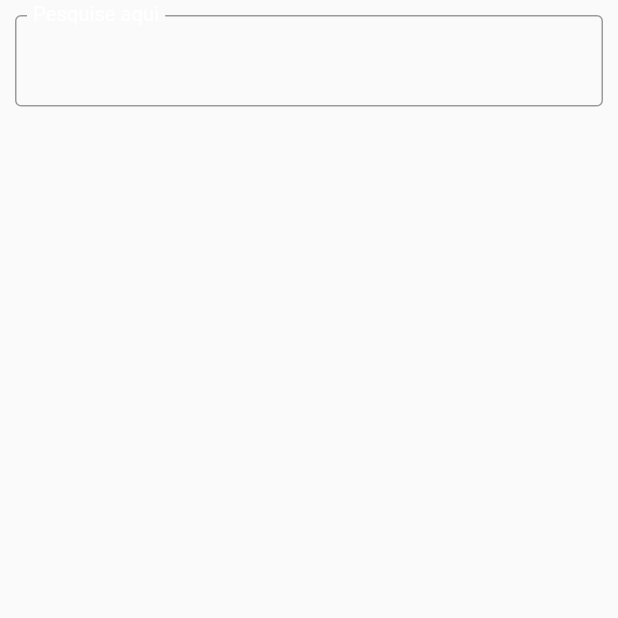
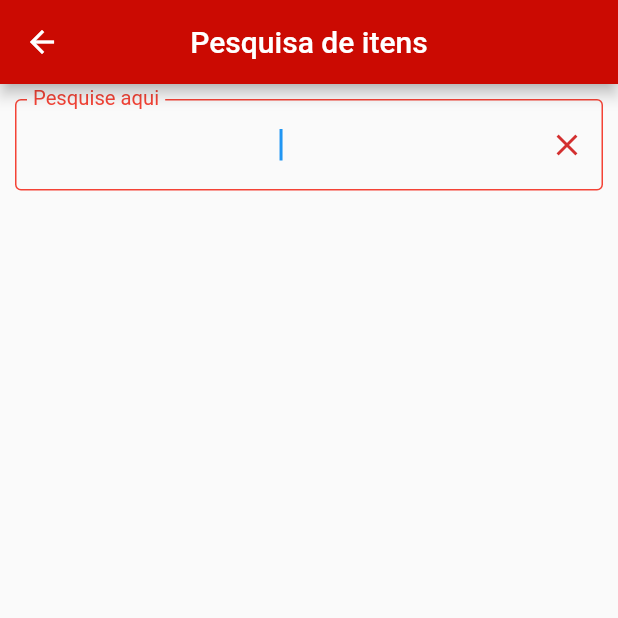
Before and after one commit to guedes-vinicius/Crud_MySql, a Flutter app: the Find screen opened directly, on a phone screen of 412 x 824 dp, the top half of it. Run offline on Flutter 3.47's test engine with Material 2 defaults, Android fonts, the phone set to English and light mode, and no system bars; our stand-ins replace get; missing offline and left inert: flutter_barcode_scanner, sortedmap.

Commit message:
Tela Pesquisar

```diff
--- a/lib/main.dart
+++ b/lib/main.dart
@@ -8,10 +8,10 @@ void main() {
 class MyApp extends StatelessWidget {
   @override
   Widget build(BuildContext context) {
+    Get.config(defaultTransition: Transition.cupertino);
     return GetMaterialApp(
       getPages: [
-        GetPage(name: '/', page: () => HomePage()),
-        //GetPage(name: '/formulario', page: () => HomePage())
+        GetPage(name: '/', page: () => HomePage())
       ],
     );
   }
--- a/lib/widgets/home_widgets.dart
+++ b/lib/widgets/home_widgets.dart
@@ -2,31 +2,47 @@ import 'package:contador_estoque/components/prod_tile.dart';
 import 'package:flutter/material.dart';
 import 'package:contador_estoque/data/list_itens.dart';
 import 'package:contador_estoque/body/body_home.dart';
+import 'package:get/get.dart';
 
-class Find extends StatelessWidget{
+class Find extends StatelessWidget {
+  final TextEditingController controller = TextEditingController();
   @override
-  Widget build(BuildContext context){
+  Widget build(BuildContext context) {
     final lista = {...ListItens};
     return Scaffold(
-      body: Column(children: <Widget>[
-        Padding(padding: EdgeInsets.all(10.0),
+      appBar: AppBar(
+        title: Text('Pesquisa de itens'),
+        centerTitle: true,
+        backgroundColor: Color(0xFFCB0A02),
+      ),
+      body: Column(
+        children: <Widget>[
+          Padding(
+            padding: EdgeInsets.all(10.0),
             child: TextField(
+              controller: controller,
               decoration: InputDecoration(
+                focusedBorder: OutlineInputBorder(
+                    borderSide: BorderSide(color: Colors.red)),
                 floatingLabelBehavior: FloatingLabelBehavior.always,
                 labelText: "Pesquise aqui",
-            labelStyle: TextStyle(color: Colors.white),
+                labelStyle: TextStyle(color: Colors.red),
+                suffixIcon: IconButton(
+                    icon: Icon(Icons.close, color: Colors.red[700]),
+                    onPressed: controller.clear),
                 border: OutlineInputBorder(),
               ),
-          style: TextStyle(color: Colors.white,fontSize: 18.0),
+              textInputAction: TextInputAction.search,
+              style: TextStyle(color: Colors.red, fontSize: 18.0),
               textAlign: TextAlign.center,
-
-        ),)
-      ],),
+              onSubmitted: (text){
+                Navigator.of(context).pop(text);
+              },
+              autofocus: true,
+            ),
+          ),
+        ],
+      ),
     );
-
-
   }
 }
-/*class List extends StatelessWidget{
-  @override
-  Widget build (BuildContext context)*/
```
Also changed, not shown: lib/components/search_dialog.dart (added, +28 -0 lines), lib/home_page.dart (+6 -1 lines). Lines whose indentation alone changed are shown as unchanged.
